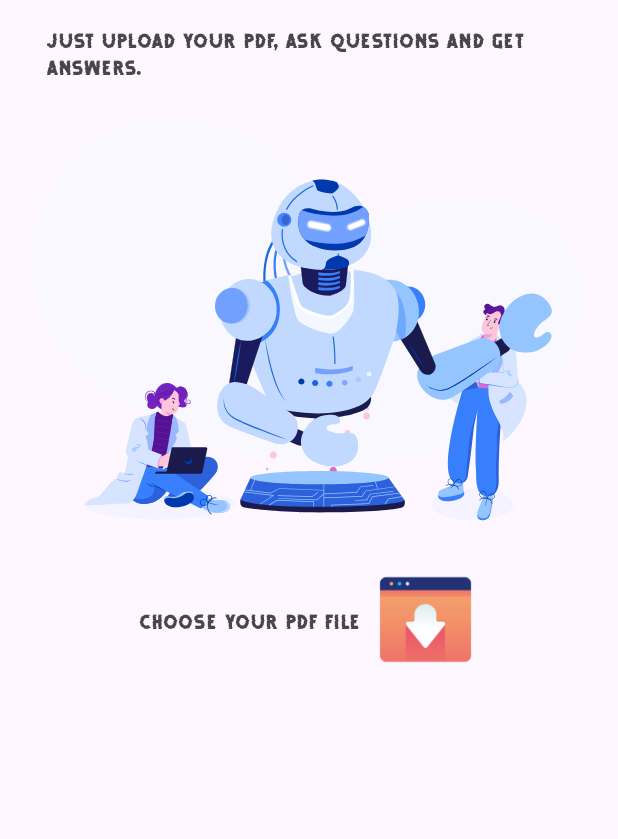
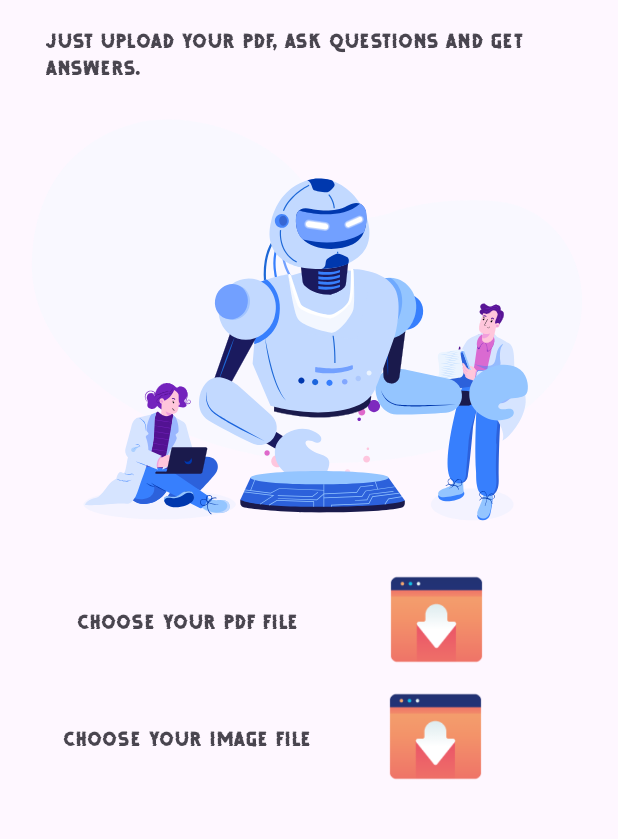
Before and after one commit to AmirEbrahimHashemiDot/reader-assistant-app-ai-powered, an Android app: the screen it shows after launch (MainActivity), on a phone screen of 412 x 824 dp, the part 49-888 px from its top. Run offline under Robolectric (Android 15) with nearby library versions, the phone set to English and light mode, and no system bars.

Commit message:
MainAct Improvement & SetUp Shared Animation

```diff
--- a/app/src/main/java/com/amir/readerassistant/MainActivity.java
+++ b/app/src/main/java/com/amir/readerassistant/MainActivity.java
@@ -1,6 +1,8 @@
 package com.amir.readerassistant;
 
 import android.os.Bundle;
+import android.widget.ImageView;
+import android.widget.TextView;
 
 import androidx.activity.EdgeToEdge;
 import androidx.appcompat.app.AppCompatActivity;
@@ -8,7 +10,14 @@ import androidx.core.graphics.Insets;
 import androidx.core.view.ViewCompat;
 import androidx.core.view.WindowInsetsCompat;
 
+import com.airbnb.lottie.LottieAnimationView;
+import com.airbnb.lottie.LottieDrawable;
+
 public class MainActivity extends AppCompatActivity {
+
+    TextView titleMainAct, deskMainAct, tvTitleChooseFile;
+    LottieAnimationView animFrameMainAct;
+    ImageView imgBtnChoosePdf;
 
     @Override
     protected void onCreate(Bundle savedInstanceState) {
@@ -20,5 +29,17 @@ public class MainActivity extends AppCompatActivity {
             v.setPadding(systemBars.left, systemBars.top, systemBars.right, systemBars.bottom);
             return insets;
         });
+
+        setUpUIViews();
+
+    }
+
+    private void setUpUIViews() {
+        titleMainAct = findViewById(R.id.titleMainAct);
+        deskMainAct = findViewById(R.id.deskMainAct);
+        tvTitleChooseFile = findViewById(R.id.tvTitleChooseImage);
+        animFrameMainAct = findViewById(R.id.animFrameMainAct);
+        imgBtnChoosePdf = findViewById(R.id.imgBtnChoosePdfFile);
+        animFrameMainAct.setRepeatCount(LottieDrawable.INFINITE);
     }
 }
--- a/app/src/main/java/com/amir/readerassistant/SplashActivity.java
+++ b/app/src/main/java/com/amir/readerassistant/SplashActivity.java
@@ -1,14 +1,20 @@
 package com.amir.readerassistant;
 
 import android.annotation.SuppressLint;
+import android.app.ActivityOptions;
 import android.content.Intent;
 import android.os.Bundle;
+import android.util.Pair;
+import android.view.View;
+import android.widget.TextView;
 
 import androidx.activity.EdgeToEdge;
 import androidx.appcompat.app.AppCompatActivity;
 import androidx.core.graphics.Insets;
 import androidx.core.view.ViewCompat;
 import androidx.core.view.WindowInsetsCompat;
+
+import com.airbnb.lottie.LottieAnimationView;
 
 import java.util.Timer;
 import java.util.TimerTask;
@@ -17,6 +23,9 @@ import java.util.TimerTask;
 public class SplashActivity extends AppCompatActivity {
 
     Timer timer;
+    LottieAnimationView animFrameSplash;
+    TextView tvSplashTitle;
+    ActivityOptions activityOptions;
 
     @Override
     protected void onCreate(Bundle savedInstanceState) {
@@ -29,16 +38,35 @@ public class SplashActivity extends AppCompatActivity {
             return insets;
         });
 
+        setUpUIViews();
+
         timer = new Timer();
         timer.schedule(new TimerTask() {
             @Override
             public void run() {
                 Intent intent = new Intent(SplashActivity.this, MainActivity.class);
-                startActivity(intent);
+
+                Pair[] pairs = new Pair[1];
+                pairs[0] = new Pair<View, String>(animFrameSplash, "sharedTransitionAnimationSplash");
+                //pairs[1] = new Pair<View, String>(animFrameSplash, "sharedTransitionAnimationSplash");
+                runOnUiThread(new Runnable() {
+                    @Override
+                    public void run() {
+                        activityOptions = ActivityOptions.makeSceneTransitionAnimation(SplashActivity.this, pairs);
+                        startActivity(intent, activityOptions.toBundle());
+                    }
+                });
+
+
+
                 timer.cancel();
                 finish();
             }
         }, 6000, 1000);
+    }
 
+    private void setUpUIViews() {
+        animFrameSplash = findViewById(R.id.animFrameSplash);
+        tvSplashTitle = findViewById(R.id.tvSplashTitle);
     }
 }
--- a/app/src/main/res/layout/activity_main.xml
+++ b/app/src/main/res/layout/activity_main.xml
@@ -8,7 +8,7 @@
     tools:context=".MainActivity">
 
     <TextView
-        android:id="@+id/textView2"
+        android:id="@+id/titleMainAct"
         android:layout_width="wrap_content"
         android:layout_height="wrap_content"
         android:layout_marginStart="8dp"
@@ -21,17 +21,15 @@
         app:layout_constraintTop_toTopOf="parent" />
 
     <TextView
-        android:id="@+id/textView"
+        android:id="@+id/deskMainAct"
         android:layout_width="350dp"
         android:layout_height="53dp"
-        android:layout_marginStart="32dp"
         android:layout_marginTop="12dp"
-        android:layout_marginEnd="32dp"
         android:text="Just upload your pdf, ask questions and get answers."
         android:textSize="20sp"
-        app:layout_constraintEnd_toEndOf="parent"
-        app:layout_constraintStart_toStartOf="parent"
-        app:layout_constraintTop_toBottomOf="@+id/textView2" />
+        app:layout_constraintEnd_toStartOf="@+id/guideline5"
+        app:layout_constraintStart_toStartOf="@+id/guideline4"
+        app:layout_constraintTop_toBottomOf="@+id/titleMainAct" />
 
     <androidx.constraintlayout.widget.ConstraintLayout
         android:id="@+id/constraintLayout"
@@ -40,12 +38,13 @@
         app:layout_constraintBottom_toTopOf="@+id/guideline2"
         app:layout_constraintEnd_toEndOf="parent"
         app:layout_constraintStart_toStartOf="parent"
-        app:layout_constraintTop_toBottomOf="@+id/textView">
+        app:layout_constraintTop_toBottomOf="@+id/deskMainAct">
 
         <com.airbnb.lottie.LottieAnimationView
             android:id="@+id/animFrameMainAct"
             android:layout_width="match_parent"
             android:layout_height="match_parent"
+            android:transitionName="sharedTransitionAnimationSplash"
             app:layout_constraintBottom_toBottomOf="parent"
             app:layout_constraintEnd_toEndOf="parent"
             app:layout_constraintStart_toStartOf="parent"
@@ -63,29 +62,110 @@
         android:orientation="horizontal"
         app:layout_constraintGuide_percent="0.47879618" />
 
-    <LinearLayout
+    <androidx.constraintlayout.widget.ConstraintLayout
+        android:id="@+id/linearLayout"
         android:layout_width="match_parent"
         android:layout_height="wrap_content"
         android:layout_marginTop="16dp"
-        android:gravity="center_horizontal|center_vertical"
         app:layout_constraintEnd_toEndOf="parent"
         app:layout_constraintStart_toStartOf="parent"
         app:layout_constraintTop_toBottomOf="@+id/constraintLayout">
 
         <TextView
-            android:id="@+id/textView3"
+            android:id="@+id/tvTitleChoosePdfFIle"
             android:layout_width="wrap_content"
             android:layout_height="wrap_content"
             android:text="Choose Your PDF File"
-            android:textSize="20sp" />
+            android:textSize="20sp"
+            app:layout_constraintBottom_toBottomOf="parent"
+            app:layout_constraintEnd_toStartOf="@+id/guideline9"
+            app:layout_constraintStart_toStartOf="parent"
+            app:layout_constraintTop_toTopOf="parent" />
 
         <ImageView
-            android:src="@drawable/pdf_file_icon"
-            android:id="@+id/btnChoosePdf"
+            android:id="@+id/imgBtnChoosePdfFile"
             android:layout_width="70dp"
             android:layout_height="70dp"
-            android:layout_marginStart="8dp" />
+            android:src="@drawable/pdf_file_icon"
+            app:layout_constraintBottom_toBottomOf="parent"
+            app:layout_constraintEnd_toStartOf="@+id/guideline8"
+            app:layout_constraintStart_toStartOf="@+id/guideline9"
+            app:layout_constraintTop_toTopOf="parent" />
 
-    </LinearLayout>
+        <androidx.constraintlayout.widget.Guideline
+            android:id="@+id/guideline8"
+            android:layout_width="wrap_content"
+            android:layout_height="wrap_content"
+            android:orientation="vertical"
+            app:layout_constraintGuide_end="80dp" />
+
+        <androidx.constraintlayout.widget.Guideline
+            android:id="@+id/guideline9"
+            android:layout_width="wrap_content"
+            android:layout_height="wrap_content"
+            android:orientation="vertical"
+            app:layout_constraintGuide_begin="250dp" />
+
+    </androidx.constraintlayout.widget.ConstraintLayout>
+
+    <androidx.constraintlayout.widget.ConstraintLayout
+        android:layout_width="match_parent"
+        android:layout_height="wrap_content"
+        android:layout_marginTop="8dp"
+        android:gravity="center_horizontal|center_vertical"
+        app:layout_constraintEnd_toEndOf="parent"
+        app:layout_constraintStart_toStartOf="parent"
+        app:layout_constraintTop_toBottomOf="@+id/linearLayout">
+
+        <TextView
+            android:id="@+id/tvTitleChooseImage"
+            android:layout_width="wrap_content"
+            android:layout_height="wrap_content"
+            android:text="Choose Your Image File"
+            android:textSize="20sp"
+            app:layout_constraintBottom_toBottomOf="parent"
+            app:layout_constraintEnd_toStartOf="@+id/guideline11"
+            app:layout_constraintStart_toStartOf="parent"
+            app:layout_constraintTop_toTopOf="parent" />
+
+        <ImageView
+            android:id="@+id/imgBtnChooseImage"
+            android:layout_width="70dp"
+            android:layout_height="70dp"
+            android:src="@drawable/pdf_file_icon"
+            app:layout_constraintBottom_toBottomOf="parent"
+            app:layout_constraintEnd_toStartOf="@+id/guideline10"
+            app:layout_constraintStart_toStartOf="@+id/guideline11"
+            app:layout_constraintTop_toTopOf="parent" />
+
+        <androidx.constraintlayout.widget.Guideline
+            android:id="@+id/guideline10"
+            android:layout_width="wrap_content"
+            android:layout_height="wrap_content"
+            android:orientation="vertical"
+            app:layout_constraintGuide_begin="331dp" />
+
+        <androidx.constraintlayout.widget.Guideline
+            android:id="@+id/guideline11"
+            android:layout_width="wrap_content"
+            android:layout_height="wrap_content"
+            android:orientation="vertical"
+            app:layout_constraintGuide_begin="250dp" />
+
+    </androidx.constraintlayout.widget.ConstraintLayout>
+
+    <androidx.constraintlayout.widget.Guideline
+        android:id="@+id/guideline4"
+        android:layout_width="wrap_content"
+        android:layout_height="wrap_content"
+        android:orientation="vertical"
+        app:layout_constraintGuide_begin="31dp" />
+
+    <androidx.constraintlayout.widget.Guideline
+        android:id="@+id/guideline5"
+        android:layout_width="wrap_content"
+        android:layout_height="wrap_content"
+        android:orientation="vertical"
+        app:layout_constraintGuide_begin="381dp" />
 
 </androidx.constraintlayout.widget.ConstraintLayout>
--- a/app/src/main/res/layout/activity_splash.xml
+++ b/app/src/main/res/layout/activity_splash.xml
@@ -1,5 +1,6 @@
 <?xml version="1.0" encoding="utf-8"?>
-<androidx.constraintlayout.widget.ConstraintLayout xmlns:android="http://schemas.android.com/apk/res/android"
+<androidx.constraintlayout.widget.ConstraintLayout
+    xmlns:android="http://schemas.android.com/apk/res/android"
     xmlns:app="http://schemas.android.com/apk/res-auto"
     xmlns:tools="http://schemas.android.com/tools"
     android:id="@+id/main"
@@ -8,6 +9,7 @@
     tools:context=".SplashActivity">
 
     <com.airbnb.lottie.LottieAnimationView
+        android:transitionName="sharedTransitionAnimationSplash"
         android:id="@+id/animFrameSplash"
         android:layout_width="match_parent"
         android:layout_height="match_parent"
--- a/app/src/main/res/values/themes.xml
+++ b/app/src/main/res/values/themes.xml
@@ -8,6 +8,8 @@
         <!--<item name="android:fontFamily">@font/iransans</item>-->
         <!--<item name="android:fontFamily">@font/iransans_buld</item>-->
         <!--<item name="android:fontFamily">@font/iransans_regular</item>-->
+
+        <item name="android:windowActivityTransitions">true</item>
     </style>
 
     <style name="Theme.ReaderAssistant" parent="Base.Theme.ReaderAssistant" />
```
